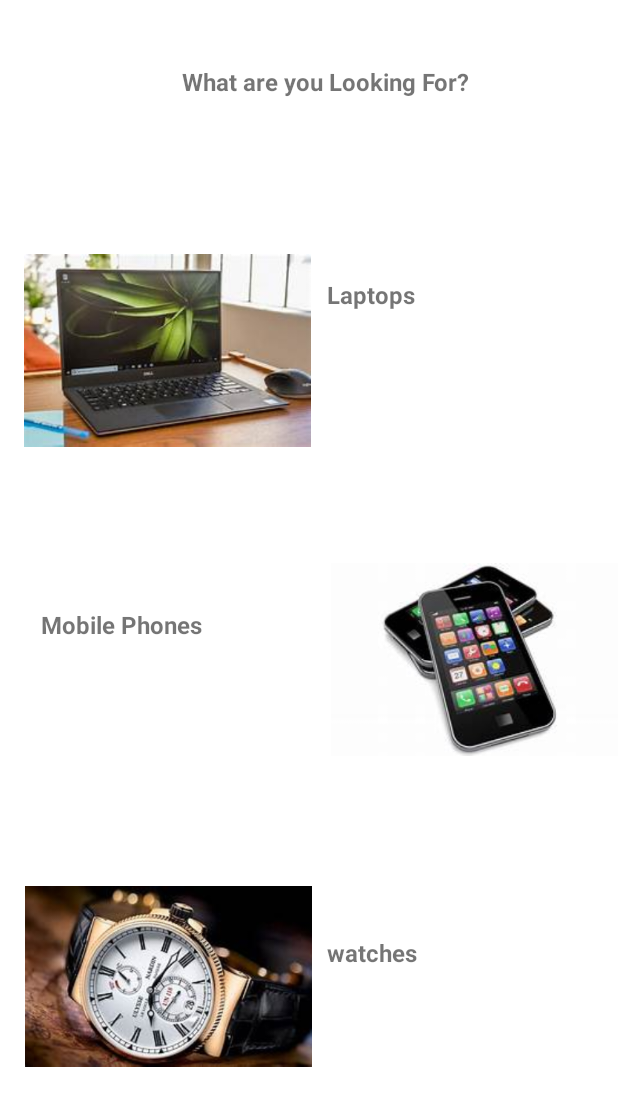
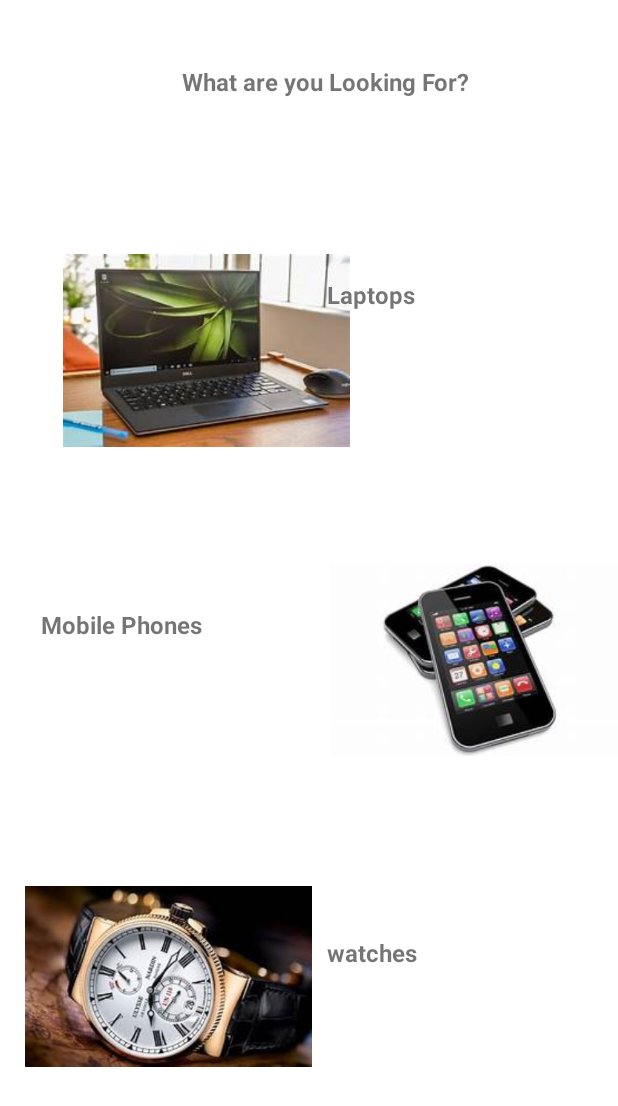
Before and after one commit to harpreetsingh786/eshops, an Android app: the layout activity_welcome.xml on its own in the app's theme, with its tools: preview values and no code run, on a phone screen of 412 x 824 dp. Shown: the top 1106 px of the screen. Run offline under Robolectric (Android 15) with nearby library versions, the phone set to English and light mode, and no system bars.

Commit message:
Ranjit singh 1993112 ist commit

```diff
--- a/app/src/main/res/layout/activity_welcome.xml
+++ b/app/src/main/res/layout/activity_welcome.xml
@@ -14,7 +14,7 @@
         android:layout_height="wrap_content"
         app:layout_constraintBottom_toBottomOf="parent"
         app:layout_constraintEnd_toEndOf="parent"
-        app:layout_constraintHorizontal_bias="0.072"
+        app:layout_constraintHorizontal_bias="0.19"
         app:layout_constraintStart_toStartOf="parent"
         app:layout_constraintTop_toTopOf="parent"
         app:layout_constraintVertical_bias="0.23"
```
